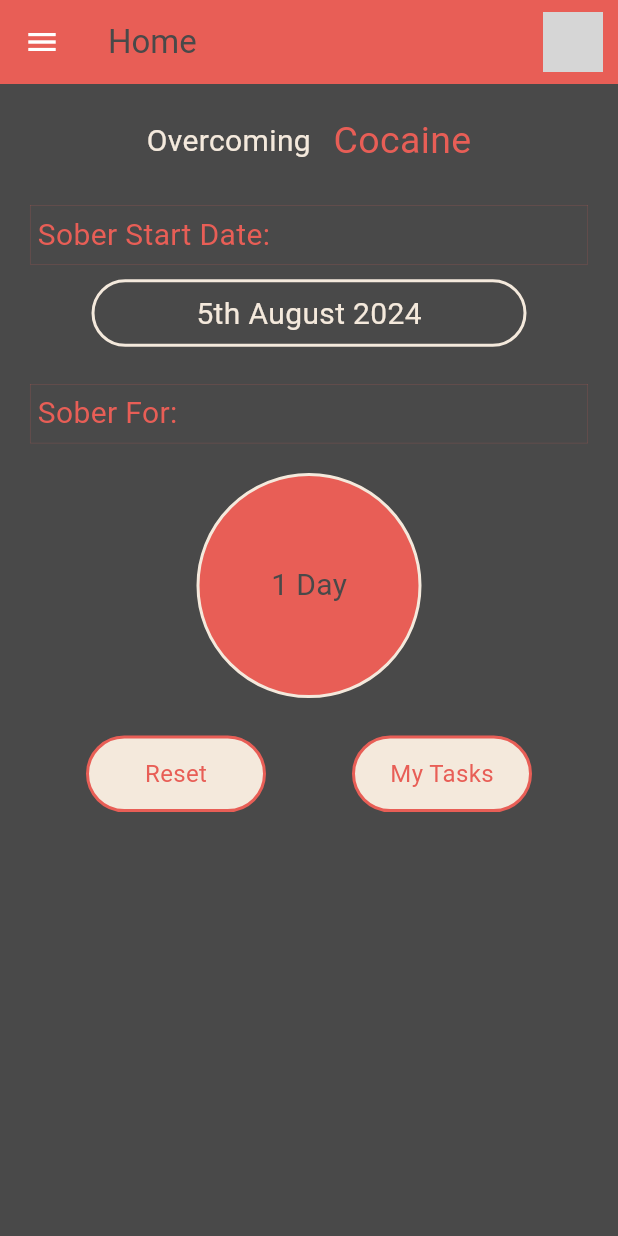
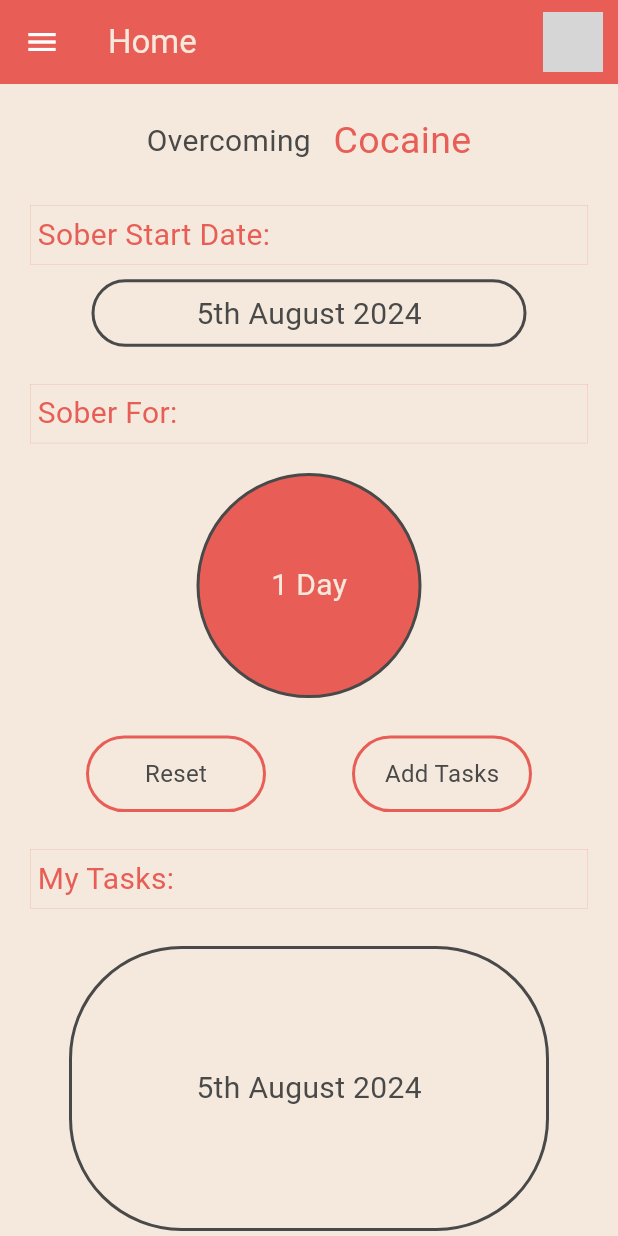
Before and after one commit to broken555wheel/Ahueni, a Flutter app: the screen it shows once a user with an empty profile is signed in, on a phone screen of 412 x 824 dp. Run offline on Flutter 3.47's test engine with Material 3 defaults, Android fonts, the phone set to English and light mode, and no system bars; our stand-ins replace firebase_auth, firebase_core; accounts and stored records are empty; network calls fail; grey boxes are pictures that could not be loaded.

Commit message:
hanged colors and added a my task section in home page

```diff
--- a/lib/components/my_button.dart
+++ b/lib/components/my_button.dart
@@ -17,7 +17,7 @@ class MyButton extends StatelessWidget {
         padding: const EdgeInsets.all(12),
         decoration: BoxDecoration(
           borderRadius: BorderRadius.circular(55),
-          color: Theme.of(context).colorScheme.secondary,
+          color: Theme.of(context).colorScheme.surface,
           border: Border.all(
             width: 2,
             color: Theme.of(context).colorScheme.primary
@@ -29,7 +29,7 @@ class MyButton extends StatelessWidget {
           child: Text(buttonText,
           style: TextStyle(
             fontSize: 16,
-            color: Theme.of(context).colorScheme.primary,
+            color: Theme.of(context).colorScheme.secondary,
           ),
           ),
         ),
--- a/lib/pages/home_page.dart
+++ b/lib/pages/home_page.dart
@@ -205,8 +205,61 @@ class _HomePage extends State<HomePage> {
                   );
                 },
               ),
-              MyButton(buttonText: 'My Tasks', onTap: () {}),
+              MyButton(buttonText: 'Add Tasks', onTap: () {}),
             ],
+          ),
+          const SizedBox(height: 25),
+          Align(
+            alignment: Alignment.centerLeft,
+            child: Padding(
+              padding: const EdgeInsets.symmetric(horizontal: 20),
+              child: Container(
+                width: 680,
+                decoration: BoxDecoration(
+                  border: Border.all(
+                    color: Theme.of(context).colorScheme.primary,
+                    width: 0.1,
+                  ),
+                ),
+                child: Padding(
+                  padding: const EdgeInsets.all(5),
+                  child: Text(
+                    'My Tasks:',
+                    style: TextStyle(
+                        color: Theme.of(context).colorScheme.primary,
+                        fontSize: 20),
+                  ),
+                ),
+              ),
+            ),
+          ),
+          const SizedBox(height:25),
+          Center(
+            widthFactor: 1,
+            child: Container(
+              decoration: BoxDecoration(
+                color: Theme.of(context).colorScheme.surface,
+                borderRadius: BorderRadius.circular(75),
+                border: Border.all(
+                  color: Theme.of(context).colorScheme.secondary,
+                  width: 2,
+                ),
+              ),
+              width: 320,
+              height: 190,
+              child: Padding(
+                padding: const EdgeInsets.all(7),
+                child: Center(
+                  widthFactor: 1,
+                  child: Text(
+                    '5th August 2024',
+                    style: TextStyle(
+                        color: Theme.of(context).colorScheme.secondary,
+                        fontSize: 20),
+                  ),
+                ),
+              ),
+            ),
           ),
         ],
       ),
--- a/lib/themes/app_colors.dart
+++ b/lib/themes/app_colors.dart
@@ -2,8 +2,8 @@ import 'package:flutter/material.dart';
 
 ThemeData appColors = ThemeData(
   colorScheme: const ColorScheme.dark(
-    secondary: Color.fromARGB(255, 244, 233, 220),
-    surface: Color.fromARGB(255, 73, 73, 73),
+    surface: Color.fromARGB(255, 244, 233, 220),
+    secondary: Color.fromARGB(255, 73, 73, 73),
     primary: Color.fromARGB(255, 232, 94, 86),
 
   )
```
